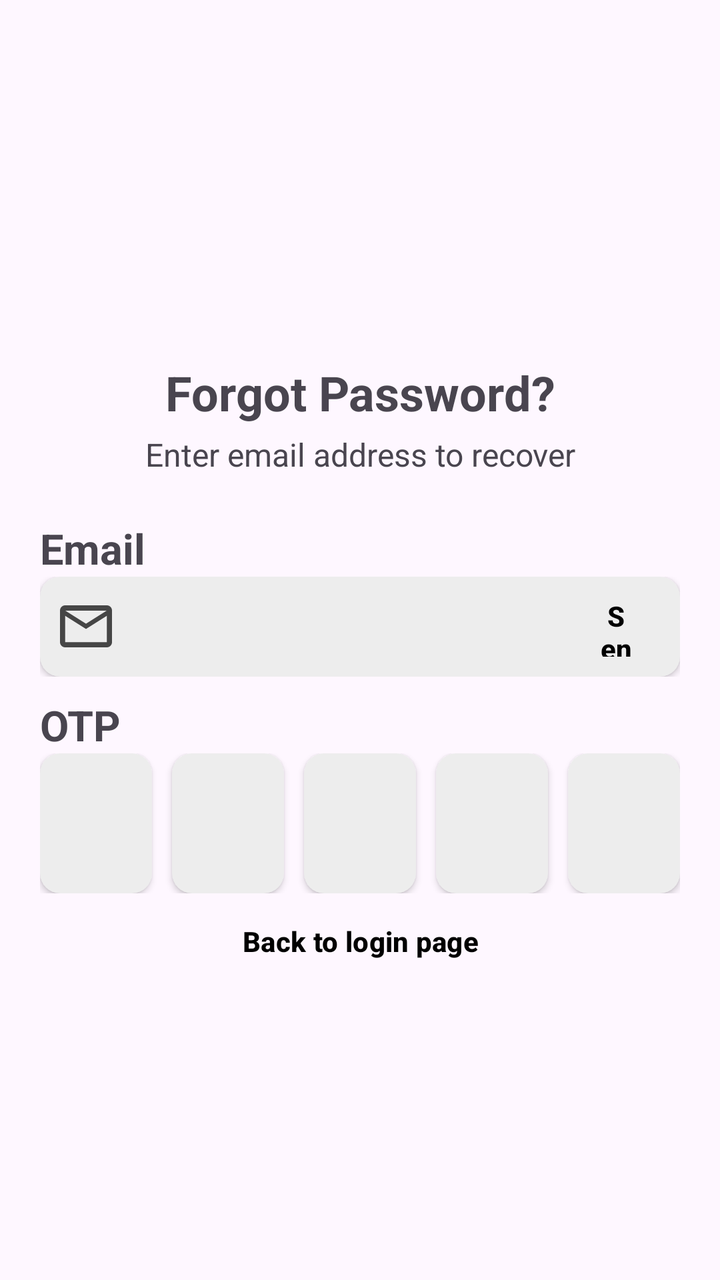
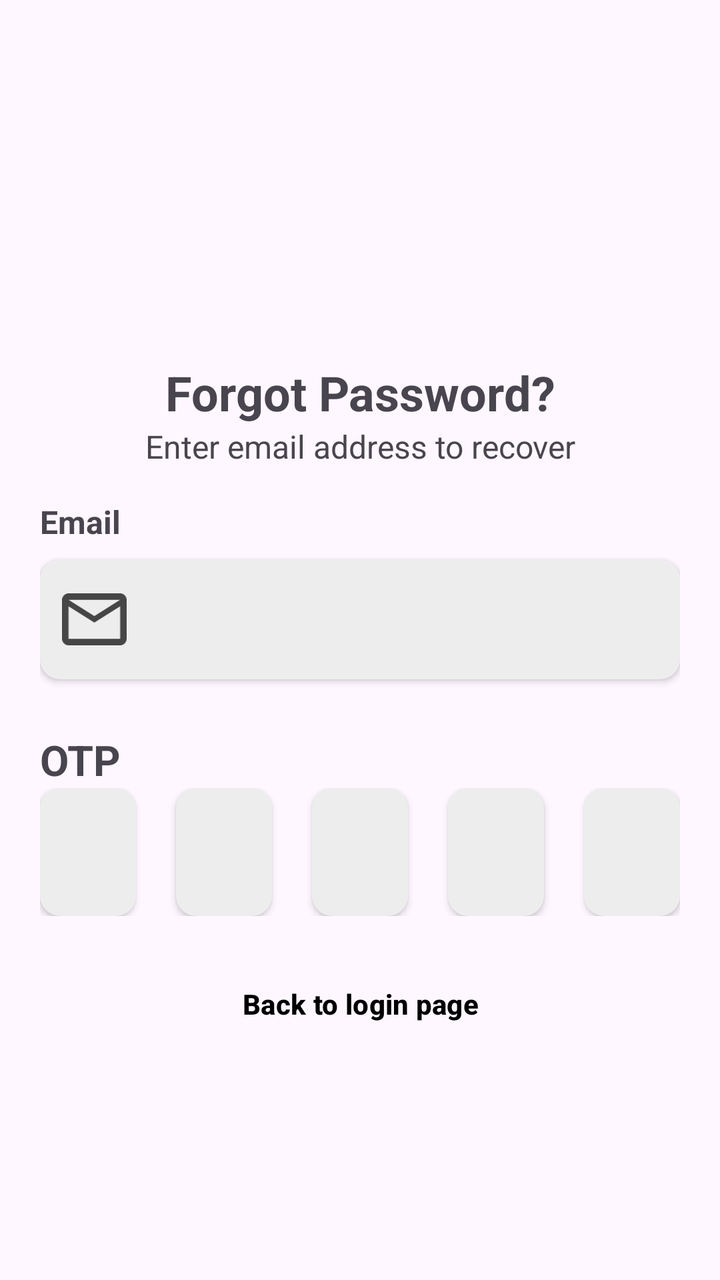

Compare the two renders of this Android layout. The source of the first and the diff that turns it into the second are given below.
<!-- AndroidManifest.xml: application theme Theme.Syncly -->
<!-- res/layout/fragment_forgot_password.xml -->
<?xml version="1.0" encoding="utf-8"?>
<RelativeLayout xmlns:android="http://schemas.android.com/apk/res/android"
    xmlns:tools="http://schemas.android.com/tools"
    android:layout_width="match_parent"
    android:layout_height="match_parent"
    xmlns:app="http://schemas.android.com/apk/res-auto"
    android:orientation="vertical"
    tools:context=".fragments.ForgotPassword">

    <LinearLayout
        android:layout_width="match_parent"
        android:layout_height="wrap_content"
        android:orientation="vertical">


        <LinearLayout
            android:layout_width="match_parent"
            android:layout_height="250dp"
            android:orientation="vertical">

            <TextView
                android:id="@+id/forgot"
                android:layout_width="match_parent"
                android:layout_height="wrap_content"
                android:layout_marginTop="180dp"
                android:gravity="center"
                android:text="Forgot Password?"
                android:textSize="24sp"
                android:textStyle="bold"
                android:layout_marginBottom="4dp"/>

            <TextView
                android:layout_width="match_parent"
                android:layout_height="wrap_content"
                android:gravity="center"
                android:text="Enter email address to recover"
                android:textSize="16sp" />

        </LinearLayout>

        <TextView
            android:layout_width="wrap_content"
            android:layout_height="wrap_content"
            android:text="Email"
            android:textSize="21sp"
            android:textStyle="bold"
            android:layout_marginHorizontal="20dp"
            android:layout_marginTop="10dp"/>

        <LinearLayout
            android:layout_width="match_parent"
            android:layout_height="wrap_content"
            android:layout_marginHorizontal="20dp"
            android:orientation="horizontal">

            <androidx.cardview.widget.CardView
                android:layout_width="match_parent"
                android:layout_height="50dp"
                android:backgroundTint="@color/light_grey"
                app:cardCornerRadius="10dp">

                <EditText
                    android:layout_width="match_parent"
                    android:layout_height="wrap_content"
                    android:background="@android:color/transparent"
                    android:drawableLeft="@drawable/icon_email"
                    android:layout_gravity="center_vertical"
                    android:layout_marginLeft="10dp"/>

                <Button
                    android:layout_width="wrap_content"
                    android:layout_height="wrap_content"
                    android:background="@android:color/transparent"
                    android:text="Send OTP"
                    android:textColor="@color/black"
                    android:textStyle="bold"
                    android:textSize="14sp"
                    android:layout_marginLeft="256dp"/>

            </androidx.cardview.widget.CardView>

        </LinearLayout>

        <TextView
            android:layout_width="wrap_content"
            android:layout_height="wrap_content"
            android:text="OTP"
            android:textSize="21sp"
            android:textStyle="bold"
            android:layout_marginHorizontal="20dp"
            android:layout_marginTop="10dp"/>

        <GridLayout
            android:layout_width="match_parent"
            android:layout_height="wrap_content"
            android:orientation="horizontal"
            android:layout_marginHorizontal="20dp"
            android:columnCount="5">

            <androidx.cardview.widget.CardView
                android:layout_width="0dp"
                android:layout_columnWeight="1"
                android:layout_height="70dp"
                android:backgroundTint="@color/light_grey"
                android:layout_marginEnd="5dp"
                app:cardCornerRadius="10dp">

                <EditText
                    android:layout_width="match_parent"
                    android:layout_height="match_parent"
                    android:background="@android:color/transparent"
                    android:textColor="@color/black"/>
            </androidx.cardview.widget.CardView>
            <androidx.cardview.widget.CardView
                android:layout_width="0dp"
                android:layout_columnWeight="1"
                android:layout_height="70dp"
                android:backgroundTint="@color/light_grey"
                android:layout_marginStart="5dp"
                android:layout_marginEnd="5dp"
                app:cardCornerRadius="10dp">

                <EditText
                    android:layout_width="match_parent"
                    android:layout_height="match_parent"
                    android:background="@android:color/transparent"
                    android:textColor="@color/black"/>
            </androidx.cardview.widget.CardView>
            <androidx.cardview.widget.CardView
                android:layout_width="0dp"
                android:layout_columnWeight="1"
                android:layout_height="70dp"
                android:backgroundTint="@color/light_grey"
                android:layout_marginStart="5dp"
                android:layout_marginEnd="5dp"
                app:cardCornerRadius="10dp">

                <EditText
                    android:layout_width="match_parent"
                    android:layout_height="match_parent"
                    android:background="@android:color/transparent"
                    android:textColor="@color/black"/>
            </androidx.cardview.widget.CardView>
            <androidx.cardview.widget.CardView
                android:layout_width="0dp"
                android:layout_columnWeight="1"
                android:layout_height="70dp"
                android:backgroundTint="@color/light_grey"
                android:layout_marginStart="5dp"
                android:layout_marginEnd="5dp"
                app:cardCornerRadius="10dp">

                <EditText
                    android:layout_width="match_parent"
                    android:layout_height="match_parent"
                    android:background="@android:color/transparent"
                    android:textColor="@color/black"/>
            </androidx.cardview.widget.CardView>
            <androidx.cardview.widget.CardView
                android:layout_width="0dp"
                android:layout_columnWeight="1"
                android:layout_height="70dp"
                android:backgroundTint="@color/light_grey"
                android:layout_marginStart="5dp"
                app:cardCornerRadius="10dp">

                <EditText
                    android:layout_width="match_parent"
                    android:layout_height="match_parent"
                    android:background="@android:color/transparent"
                    android:textColor="@color/black"/>
            </androidx.cardview.widget.CardView>

        </GridLayout>
        <LinearLayout
            android:layout_width="match_parent"
            android:layout_height="wrap_content"
            android:orientation="vertical">

            <Button
                android:layout_width="wrap_content"
                android:layout_height="wrap_content"
                android:text="Back to login page"
                android:background="@android:color/transparent"
                android:textColor="@color/black"
                android:textSize="14sp"
                android:textStyle="bold"
                android:layout_gravity="center"/>

        </LinearLayout>
    </LinearLayout>



</RelativeLayout>
<!-- resources referenced by this layout -->
<resources>
  <color name="black">#FF000000</color>
  <color name="light_grey">#EDEDED</color>
  <!-- drawable icon_email (drawable) -->
  <vector xmlns:android="http://schemas.android.com/apk/res/android"
      android:width="26dp"
      android:height="21dp"
      android:viewportWidth="26"
      android:viewportHeight="21">
    <path
        android:pathData="M2.6,21C1.885,21 1.273,20.743 0.764,20.229C0.255,19.715 0,19.097 0,18.375V2.625C0,1.903 0.255,1.285 0.764,0.771C1.273,0.257 1.885,0 2.6,0H23.4C24.115,0 24.727,0.257 25.236,0.771C25.745,1.285 26,1.903 26,2.625V18.375C26,19.097 25.745,19.715 25.236,20.229C24.727,20.743 24.115,21 23.4,21H2.6ZM13,11.813L2.6,5.25V18.375H23.4V5.25L13,11.813ZM13,9.188L23.4,2.625H2.6L13,9.188ZM2.6,5.25V2.625V18.375V5.25Z"
        android:fillColor="#464646"/>
  </vector>
  <style name="Theme.Syncly" parent="Base.Theme.Syncly" />
  <style name="Base.Theme.Syncly" parent="Theme.Material3.DayNight.NoActionBar">
          
          
      </style>
</resources>

<!-- the commit's change to res/layout/fragment_forgot_password.xml (unified diff, before → after) -->
@@ -12,7 +12,6 @@
         android:layout_height="wrap_content"
         android:orientation="vertical">
 
-
         <LinearLayout
             android:layout_width="match_parent"
             android:layout_height="250dp"
@@ -26,8 +25,7 @@
                 android:gravity="center"
                 android:text="Forgot Password?"
                 android:textSize="24sp"
-                android:textStyle="bold"
-                android:layout_marginBottom="4dp"/>
+                android:textStyle="bold" />
 
             <TextView
                 android:layout_width="match_parent"
@@ -38,47 +36,46 @@
 
         </LinearLayout>
 
-        <TextView
-            android:layout_width="wrap_content"
-            android:layout_height="wrap_content"
-            android:text="Email"
-            android:textSize="21sp"
-            android:textStyle="bold"
-            android:layout_marginHorizontal="20dp"
-            android:layout_marginTop="10dp"/>
-
         <LinearLayout
             android:layout_width="match_parent"
             android:layout_height="wrap_content"
+            android:orientation="vertical"
             android:layout_marginHorizontal="20dp"
-            android:orientation="horizontal">
-
+            android:layout_below="@id/or"
+            >
+            <TextView
+                android:layout_width="wrap_content"
+                android:layout_height="wrap_content"
+                android:text="Email"
+                android:textSize="16sp"
+                android:textStyle="bold"
+                android:layout_marginBottom="8dp"/>
             <androidx.cardview.widget.CardView
                 android:layout_width="match_parent"
-                android:layout_height="50dp"
+                android:layout_height="60dp"
                 android:backgroundTint="@color/light_grey"
-                app:cardCornerRadius="10dp">
-
-                <EditText
+                app:cardCornerRadius="10dp"
+                android:layout_marginBottom="16dp">
+                <LinearLayout
                     android:layout_width="match_parent"
-                    android:layout_height="wrap_content"
-                    android:background="@android:color/transparent"
-                    android:drawableLeft="@drawable/icon_email"
-                    android:layout_gravity="center_vertical"
-                    android:layout_marginLeft="10dp"/>
-
-                <Button
-                    android:layout_width="wrap_content"
-                    android:layout_height="wrap_content"
-                    android:background="@android:color/transparent"
-                    android:text="Send OTP"
-                    android:textColor="@color/black"
-                    android:textStyle="bold"
-                    android:textSize="14sp"
-                    android:layout_marginLeft="256dp"/>
-
+                    android:layout_height="match_parent"
+                    android:orientation="horizontal"
+                    android:gravity="center_vertical"
+                    >
+                    <ImageView
+                        android:layout_width="0dp"
+                        android:layout_height="26dp"
+                        android:layout_weight="2"
+                        android:src="@drawable/icon_email"
+                        />
+                    <EditText
+                        android:layout_width="0dp"
+                        android:layout_weight="9"
+                        android:layout_height="match_parent"
+                        android:background="@android:color/transparent"
+                        android:layout_marginEnd="20dp"/>
+                </LinearLayout>
             </androidx.cardview.widget.CardView>
-
         </LinearLayout>
 
         <TextView
@@ -100,9 +97,9 @@
             <androidx.cardview.widget.CardView
                 android:layout_width="0dp"
                 android:layout_columnWeight="1"
-                android:layout_height="70dp"
+                android:layout_height="64dp"
                 android:backgroundTint="@color/light_grey"
-                android:layout_marginEnd="5dp"
+                android:layout_marginEnd="10dp"
                 app:cardCornerRadius="10dp">
 
                 <EditText
@@ -114,10 +111,10 @@
             <androidx.cardview.widget.CardView
                 android:layout_width="0dp"
                 android:layout_columnWeight="1"
-                android:layout_height="70dp"
+                android:layout_height="64dp"
                 android:backgroundTint="@color/light_grey"
-                android:layout_marginStart="5dp"
-                android:layout_marginEnd="5dp"
+                android:layout_marginStart="10dp"
+                android:layout_marginEnd="10dp"
                 app:cardCornerRadius="10dp">
 
                 <EditText
@@ -129,10 +126,10 @@
             <androidx.cardview.widget.CardView
                 android:layout_width="0dp"
                 android:layout_columnWeight="1"
-                android:layout_height="70dp"
+                android:layout_height="64dp"
                 android:backgroundTint="@color/light_grey"
-                android:layout_marginStart="5dp"
-                android:layout_marginEnd="5dp"
+                android:layout_marginStart="10dp"
+                android:layout_marginEnd="10dp"
                 app:cardCornerRadius="10dp">
 
                 <EditText
@@ -144,10 +141,10 @@
             <androidx.cardview.widget.CardView
                 android:layout_width="0dp"
                 android:layout_columnWeight="1"
-                android:layout_height="70dp"
+                android:layout_height="64dp"
                 android:backgroundTint="@color/light_grey"
-                android:layout_marginStart="5dp"
-                android:layout_marginEnd="5dp"
+                android:layout_marginStart="10dp"
+                android:layout_marginEnd="10dp"
                 app:cardCornerRadius="10dp">
 
                 <EditText
@@ -159,9 +156,9 @@
             <androidx.cardview.widget.CardView
                 android:layout_width="0dp"
                 android:layout_columnWeight="1"
-                android:layout_height="70dp"
+                android:layout_height="64dp"
                 android:backgroundTint="@color/light_grey"
-                android:layout_marginStart="5dp"
+                android:layout_marginStart="10dp"
                 app:cardCornerRadius="10dp">
 
                 <EditText
@@ -175,9 +172,11 @@
         <LinearLayout
             android:layout_width="match_parent"
             android:layout_height="wrap_content"
+            android:layout_marginTop="20dp"
             android:orientation="vertical">
 
             <Button
+                android:id="@+id/backBtn"
                 android:layout_width="wrap_content"
                 android:layout_height="wrap_content"
                 android:text="Back to login page"
